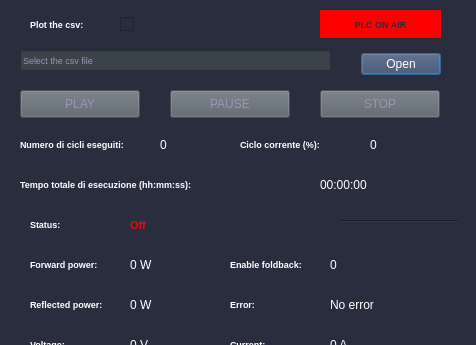
Qt form main_window.ui (rstanzani/seriale_microonde) before a commit; both pictures show x 0 to 476 and y 0 to 345 of the 476 by 605 pixel window.
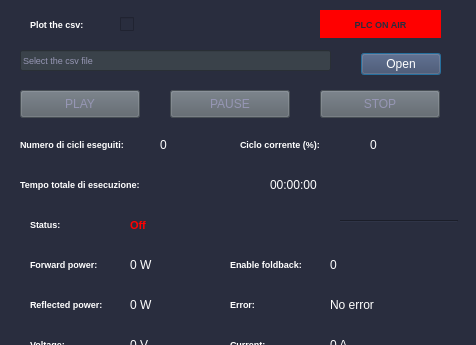
The same form after that commit.

Commit message: Add days in the displayed execution time

```diff
--- a/main_window.ui
+++ b/main_window.ui
@@ -886,7 +886,7 @@
      <rect>
       <x>20</x>
       <y>170</y>
-      <width>261</width>
+      <width>191</width>
       <height>28</height>
      </rect>
     </property>
@@ -901,13 +901,13 @@
      <string notr="true">color: rgb(255, 255, 255);</string>
     </property>
     <property name="text">
-     <string>Tempo totale di esecuzione (hh:mm:ss):</string>
+     <string>Tempo totale di esecuzione:</string>
     </property>
    </widget>
    <widget class="QLabel" name="Qexecution_time">
     <property name="geometry">
      <rect>
-      <x>320</x>
+      <x>270</x>
       <y>170</y>
       <width>111</width>
       <height>31</height>
```
Left out of the diff: 2 changed lines with no effect on the pictures. The commit also changes 2 other files.
